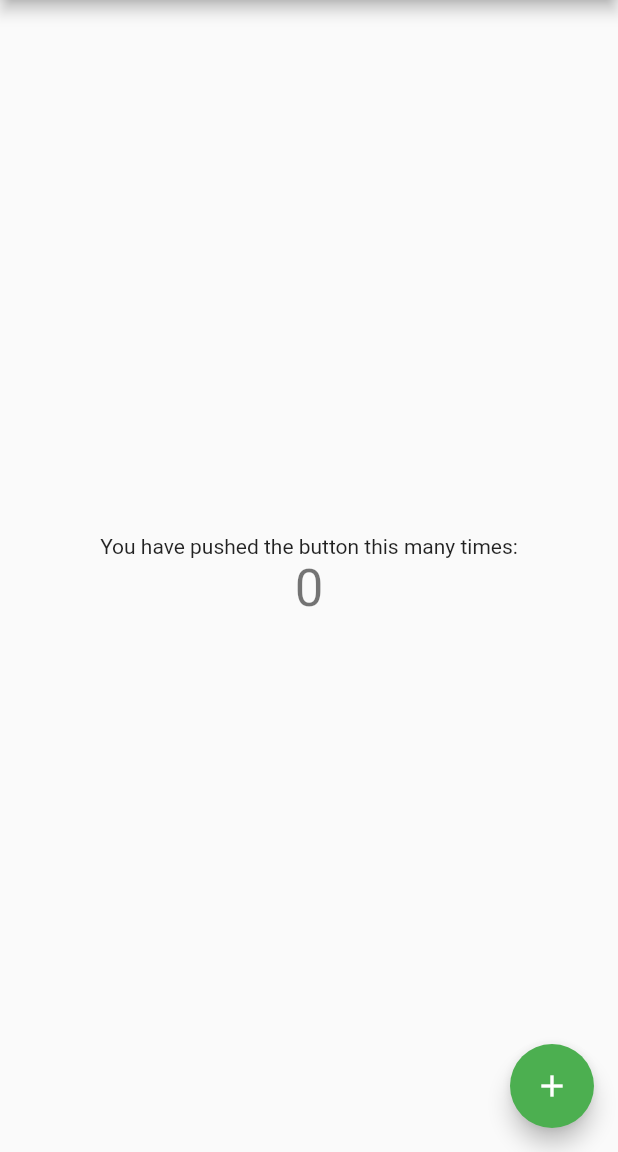
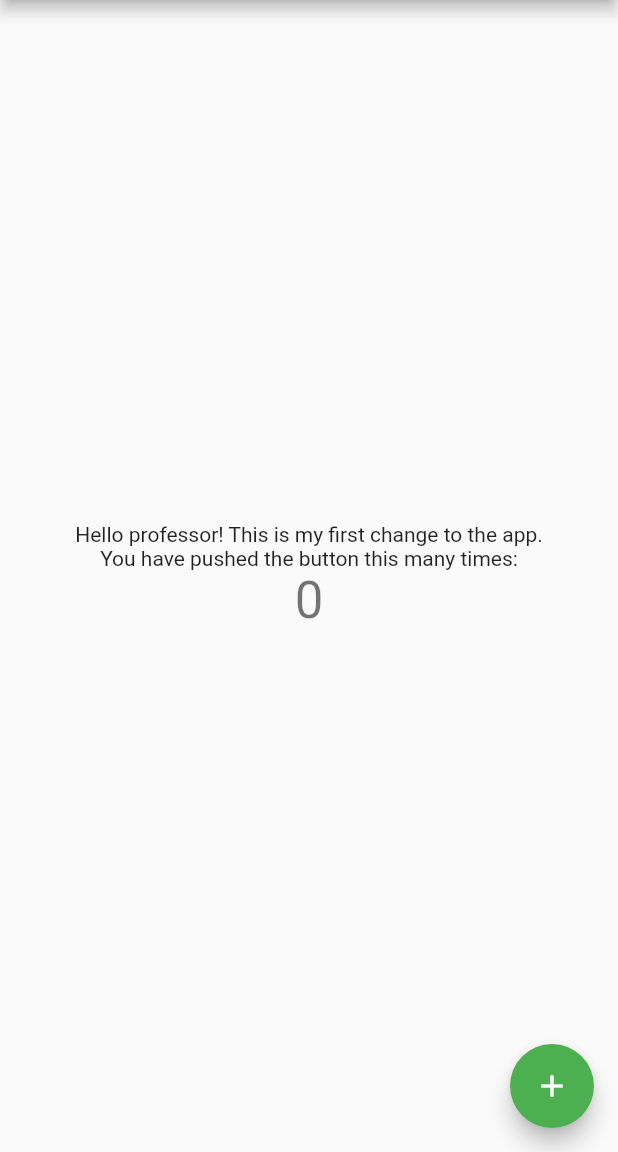
Before and after one commit to jecervantes/bio_tree_app, a Flutter app: the screen it shows after launch, on a phone screen of 412 x 824 dp, the part 84-1236 px from its top. Run offline on Flutter 3.47's test engine with Material 2 defaults, Android fonts, the phone set to English and light mode, and no system bars.

Commit message:
Added a message

```diff
--- a/lib/main.dart
+++ b/lib/main.dart
@@ -94,6 +94,9 @@ class _MyHomePageState extends State<MyHomePage> {
           mainAxisAlignment: MainAxisAlignment.center,
           children: <Widget>[
             Text(
+              "Hello professor! This is my first change to the app.",
+            ),
+            Text(
               'You have pushed the button this many times:',
             ),
             Text(
```
